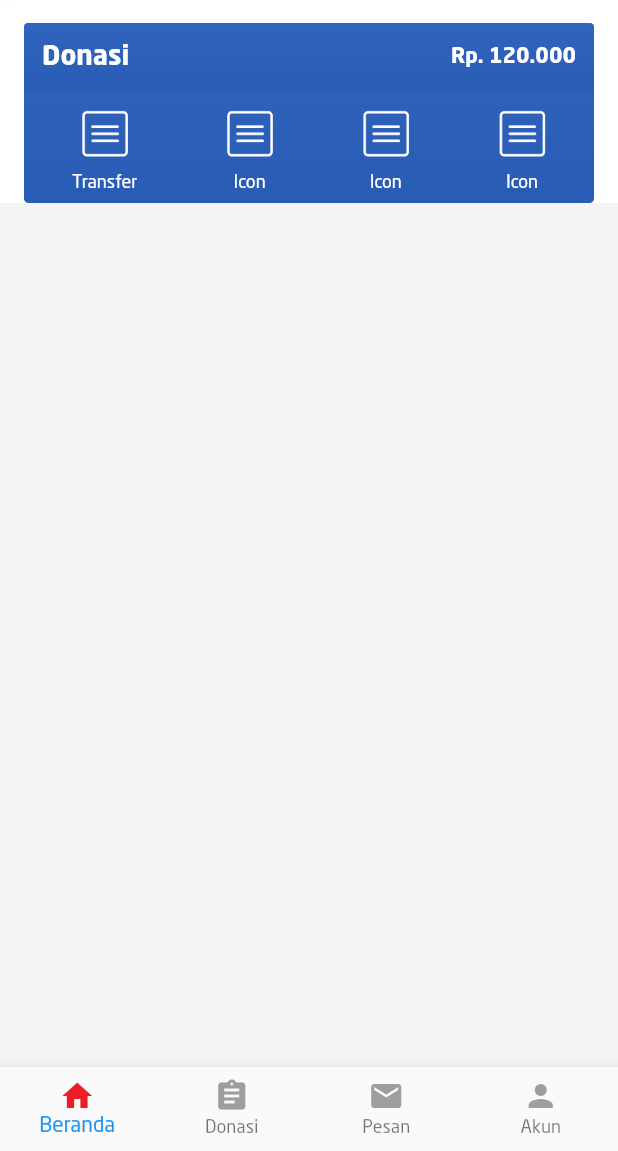
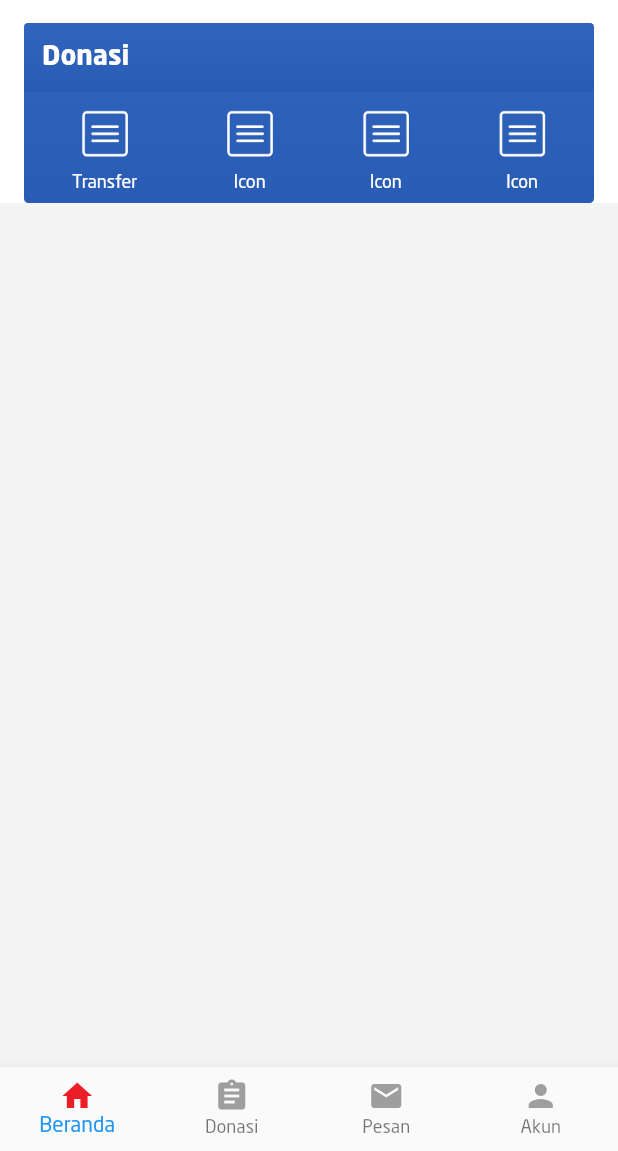
Before and after one commit to Aldimilansyahputra/mobile-b, a Flutter app: the screen it shows after launch, on a phone screen of 412 x 824 dp, the part 85-1236 px from its top. Run offline on Flutter 3.47's test engine with Material 2 defaults, Android fonts, the phone set to English and light mode, and no system bars.

Commit message:
Merapihkan code

```diff
--- a/lib/beranda/beranda_donakko_appbar.dart
+++ b/lib/beranda/beranda_donakko_appbar.dart
@@ -9,12 +9,12 @@ class DonakkoAppBar extends AppBar {
       flexibleSpace: _buildDonakkoAppBar());
 
   static Widget _buildDonakkoAppBar() {
-    return new Container(
+    return Container(
       padding: EdgeInsets.only(left: 16.0, right: 16.0),
-      child: new Row(
+      child: Row(
         mainAxisAlignment: MainAxisAlignment.spaceBetween,
         children: <Widget>[
-          new Image.asset(
+          Image.asset(
             "assets/img_logotype.png",
             height: 50.0,
             width: 100.0,
--- a/lib/beranda/beranda_view.dart
+++ b/lib/beranda/beranda_view.dart
@@ -11,17 +11,17 @@ class _BerandaPageState extends State<BerandaPage> {
 
   @override
   Widget build(BuildContext context) {
-    return new SafeArea(child: Scaffold(
+    return SafeArea(child: Scaffold(
 
-      appBar: new DonakkoAppBar(),
+      appBar: DonakkoAppBar(),
       backgroundColor: DonakkoPalette.grey200,
-      body: new Container(child: new ListView(
+      body: Container(child: ListView(
         physics: ClampingScrollPhysics(),
         children: <Widget>[
-          new Container(
+          Container(
               padding: EdgeInsets.only(left: 16.0, right: 16.0, top: 16.0),
               color: Colors.white,
-              child: new Column(
+              child: Column(
                 children: <Widget>[
                   _buildDonakkoMenu(),
                 ],
@@ -34,118 +34,109 @@ class _BerandaPageState extends State<BerandaPage> {
   }
 
   Widget _buildDonakkoMenu() {
-    return new Container(
+    return Container(
         height: 120.0,
-        decoration: new BoxDecoration(
+        decoration: BoxDecoration(
             gradient: LinearGradient(
               begin: Alignment.topCenter,
               end: Alignment.bottomCenter,
               colors: [const Color(0xff3164bd), const Color(0xff295cb5)],
             ),
-            borderRadius: new BorderRadius.all(new Radius.circular(3.0))),
-        child: new Column(
+            borderRadius: BorderRadius.all(Radius.circular(3.0))),
+        child: Column(
           children: <Widget>[
-            new Container(
+            Container(
               padding: EdgeInsets.all(12.0),
-              decoration: new BoxDecoration(
+              decoration: BoxDecoration(
                   gradient: LinearGradient(
                     begin: Alignment.topCenter,
                     end: Alignment.bottomCenter,
                     colors: [const Color(0xff3164bd), const Color(0xff295cb5)],
                   ),
-                  borderRadius: new BorderRadius.only(
-                      topLeft: new Radius.circular(3.0),
-                      topRight: new Radius.circular(3.0))),
-              child: new Row(
+                  borderRadius: BorderRadius.only(
+                      topLeft: Radius.circular(3.0),
+                      topRight: Radius.circular(3.0))),
+              child: Row(
                 mainAxisAlignment: MainAxisAlignment.spaceBetween,
                 children: <Widget>[
-                  new Text(
+                  Text(
                     "Donasi",
-                    style: new TextStyle(
+                    style: TextStyle(
                         fontSize: 18.0,
                         color: Colors.white,
                         fontFamily: "NeoSansBold"),
                   ),
-                  new Container(
-                    child: new Text(
-                      "Rp. 120.000",
-                      style: new TextStyle(
-                          fontSize: 14.0,
-                          color: Colors.white,
-                          fontFamily: "NeoSansBold"),
-                    ),
-                  )
                 ],
               ),
             ),
-            new Container(
+            Container(
               padding: EdgeInsets.only(left: 32.0, right: 32.0, top: 12.0),
-              child: new Row(
+              child: Row(
                 mainAxisAlignment: MainAxisAlignment.spaceBetween,
                 children: <Widget>[
-                  new Column(
+                  Column(
                     mainAxisAlignment: MainAxisAlignment.center,
                     children: <Widget>[
-                      new Image.asset(
+                      Image.asset(
                         "assets/icon_menu.png",
                         width: 32.0,
                         height: 32.0,
                       ),
-                      new Padding(
+                      Padding(
                         padding: EdgeInsets.only(top: 10.0),
                       ),
-                      new Text(
+                      Text(
                         "Transfer",
                         style: TextStyle(color: Colors.white, fontSize: 12.0),
                       )
                     ],
                   ),
-                  new Column(
+                  Column(
                     mainAxisAlignment: MainAxisAlignment.center,
                     children: <Widget>[
-                      new Image.asset(
+                      Image.asset(
                         "assets/icon_menu.png",
                         width: 32.0,
                         height: 32.0,
                       ),
-                      new Padding(
+                      Padding(
                         padding: EdgeInsets.only(top: 10.0),
                       ),
-                      new Text(
+                      Text(
                         "Icon",
                         style: TextStyle(color: Colors.white, fontSize: 12.0),
                       )
                     ],
                   ),
-                  new Column(
+                  Column(
                     mainAxisAlignment: MainAxisAlignment.center,
                     children: <Widget>[
-                      new Image.asset(
+                      Image.asset(
                         "assets/icon_menu.png",
                         width: 32.0,
                         height: 32.0,
                       ),
-                      new Padding(
+                      Padding(
                         padding: EdgeInsets.only(top: 10.0),
                       ),
-                      new Text(
+                      Text(
                         "Icon",
                         style: TextStyle(color: Colors.white, fontSize: 12.0),
                       )
                     ],
                   ),
-                  new Column(
+                  Column(
                     mainAxisAlignment: MainAxisAlignment.center,
                     children: <Widget>[
-                      new Image.asset(
+                      Image.asset(
                         "assets/icon_menu.png",
                         width: 32.0,
                         height: 32.0,
                       ),
-                      new Padding(
+                      Padding(
                         padding: EdgeInsets.only(top: 10.0),
                       ),
-                      new Text(
+                      Text(
                         "Icon",
                         style: TextStyle(color: Colors.white, fontSize: 12.0),
                       )
--- a/lib/landing/landingpage_view.dart
+++ b/lib/landing/landingpage_view.dart
@@ -4,27 +4,27 @@ import 'package:donakko/constant.dart';
 
 class LandingPage extends StatefulWidget {
   @override
-  _LandingPageState createState() => new _LandingPageState();
+  _LandingPageState createState() => _LandingPageState();
 }
 
 class _LandingPageState extends State<LandingPage> {
   int _bottomNavCurrentIndex = 0;
   List<Widget> _container = [
-    new BerandaPage(),
+    BerandaPage(),
   ];
 
 
 
   @override
   Widget build(BuildContext context) {
-    return new Scaffold(
+    return Scaffold(
         body: _container[_bottomNavCurrentIndex],
         bottomNavigationBar: _buildBottomNavigation()
     );
   }
 
   Widget _buildBottomNavigation(){
-    return new BottomNavigationBar(
+    return BottomNavigationBar(
       type: BottomNavigationBarType.fixed,
       onTap: (index) {
         setState(() {
@@ -34,50 +34,50 @@ class _LandingPageState extends State<LandingPage> {
       currentIndex: _bottomNavCurrentIndex,
       items: [
         BottomNavigationBarItem(
-          activeIcon: new Icon(
+          activeIcon: Icon(
             Icons.home,
             color: DonakkoPalette.red,
           ),
-          icon: new Icon(
+          icon: Icon(
             Icons.home,
             color: Colors.grey,
           ),
-          title: new Text(
+          title: Text(
             'Beranda',
           ),
         ),
         BottomNavigationBarItem(
-          activeIcon: new Icon(
+          activeIcon: Icon(
             Icons.assignment,
             color: DonakkoPalette.red,
           ),
-          icon: new Icon(
+          icon: Icon(
             Icons.assignment,
             color: Colors.grey,
           ),
-          title: new Text('Donasi'),
+          title: Text('Donasi'),
         ),
         BottomNavigationBarItem(
-          activeIcon: new Icon(
+          activeIcon: Icon(
             Icons.mail,
             color: DonakkoPalette.red,
           ),
-          icon: new Icon(
+          icon: Icon(
             Icons.mail,
             color: Colors.grey,
           ),
-          title: new Text('Pesan'),
+          title: Text('Pesan'),
         ),
         BottomNavigationBarItem(
-          activeIcon: new Icon(
+          activeIcon: Icon(
             Icons.person,
             color: DonakkoPalette.red,
           ),
-          icon: new Icon(
+          icon: Icon(
             Icons.person,
             color: Colors.grey,
           ),
-          title: new Text('Akun'),
+          title: Text('Akun'),
         ),
       ],
     );
--- a/lib/launcher/launcher_view.dart
+++ b/lib/launcher/launcher_view.dart
@@ -5,7 +5,7 @@ import 'package:donakko/landing/landingpage_view.dart';
 
 class LauncherPage extends StatefulWidget {
   @override
-  _LauncherPageState createState() => new _LauncherPageState();
+  _LauncherPageState createState() => _LauncherPageState();
 }
 
 class _LauncherPageState extends State<LauncherPage> {
@@ -18,18 +18,18 @@ class _LauncherPageState extends State<LauncherPage> {
 
   startLaunching() async {
     var duration = const Duration(seconds: 2);
-    return new Timer(duration, () {
-      Navigator.of(context).pushReplacement(new MaterialPageRoute(builder: (_) {
-        return new LandingPage();
+    return Timer(duration, () {
+      Navigator.of(context).pushReplacement(MaterialPageRoute(builder: (_) {
+        return LandingPage();
       }));
     });
   }
 
   @override
   Widget build(BuildContext context) {
-    return new Scaffold(
-      body: new Center(
-        child: new Image.asset(
+    return Scaffold(
+      body: Center(
+        child: Image.asset(
           "assets/img_splash_scr.png",
           height: 100.0,
           width: 400.0,
--- a/lib/main.dart
+++ b/lib/main.dart
@@ -4,23 +4,23 @@ import 'package:donakko/landing/landingpage_view.dart';
 import 'package:donakko/constant.dart';
 
 
-void main() => runApp(new MyApp());
+void main() => runApp(MyApp());
 
 
 class MyApp extends StatelessWidget {
   // This widget is the root of your application.
   @override
   Widget build(BuildContext context) {
-    return new MaterialApp(
+    return MaterialApp(
       debugShowCheckedModeBanner: false,
       title: 'Donakko',
-      theme: new ThemeData(
+      theme: ThemeData(
         fontFamily: 'NeoSans',
         primaryColor: DonakkoPalette.red,
         accentColor: DonakkoPalette.blue,
 
       ),
-      home: new LauncherPage(),
+      home: LauncherPage(),
     );
   }
 }
```
Also changed, not shown: 1 other file.
